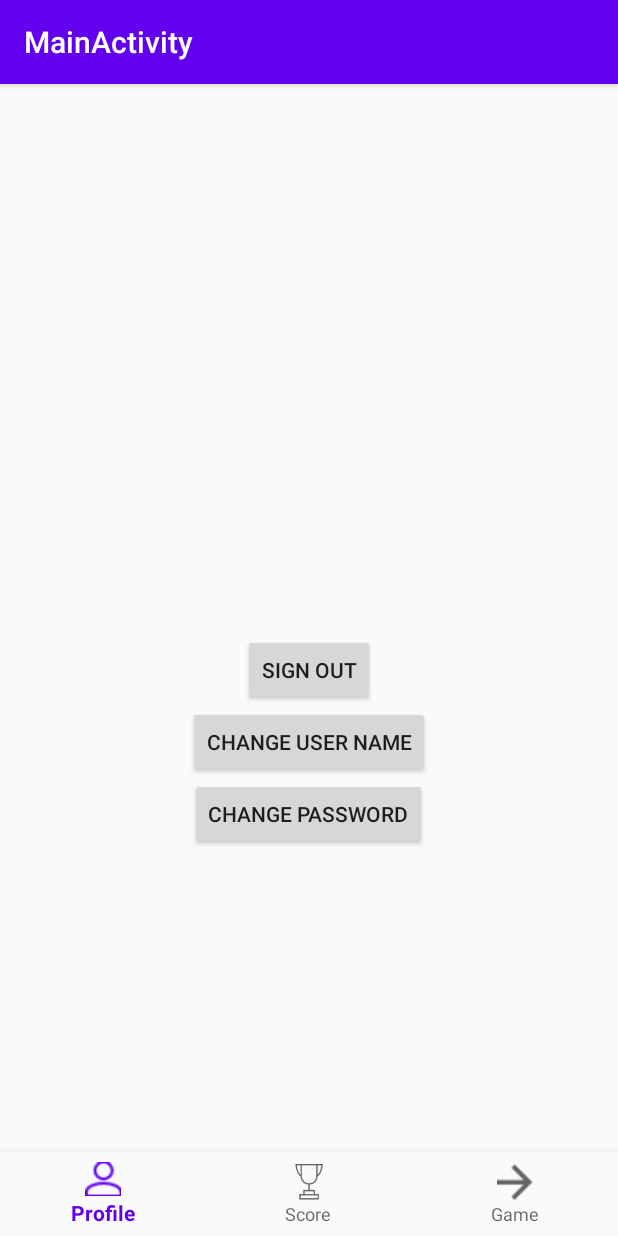
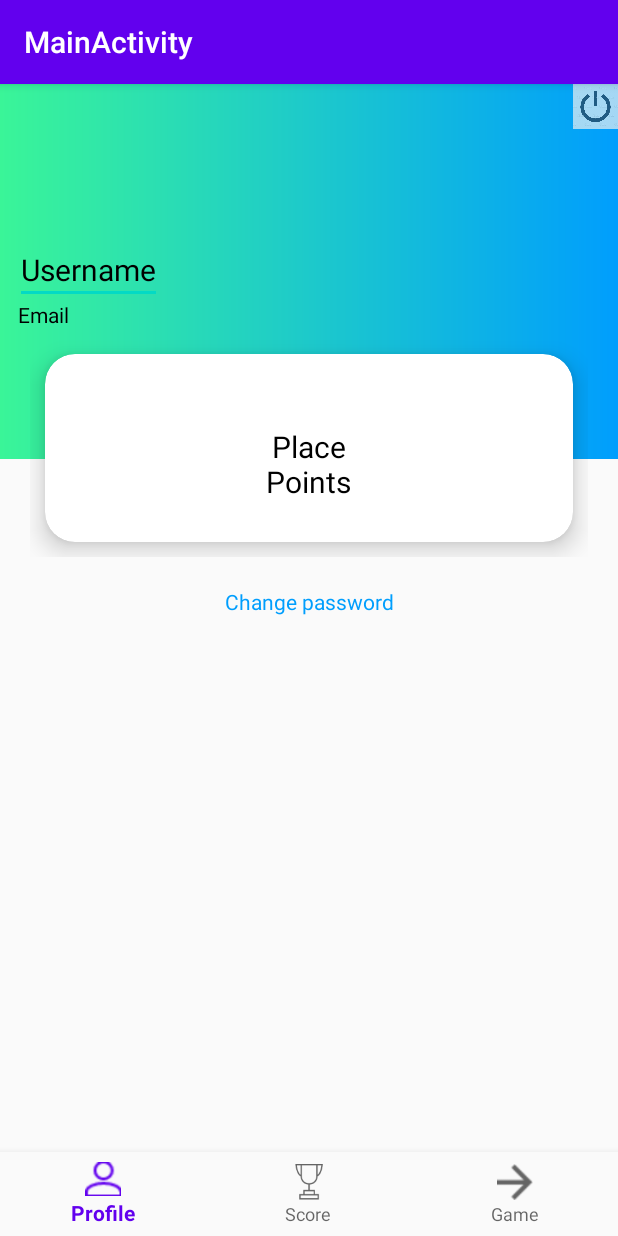
Before and after one commit to TitRadu/Trivia, an Android app: the screen it shows after launch once a user with an empty profile is signed in (GameActivity), on a phone screen of 412 x 824 dp. Run offline under Robolectric (Android 15) with nearby library versions, the phone set to English and light mode, and no system bars; our stand-ins replace Firebase (no records; nobody signed in at launch, a user with empty details on screens opened directly).

Commit message:
Design User profile and some refactors

```diff
--- a/app/src/main/java/com/example/triviaapp/game/ui/home/HomeFragment.java
+++ b/app/src/main/java/com/example/triviaapp/game/ui/home/HomeFragment.java
@@ -2,11 +2,13 @@ package com.example.triviaapp.game.ui.home;
 
 import android.os.Bundle;
 import android.util.Log;
+import android.view.KeyEvent;
 import android.view.LayoutInflater;
 import android.view.View;
 import android.view.ViewGroup;
 import android.widget.Button;
 import android.widget.EditText;
+import android.widget.ImageView;
 import android.widget.LinearLayout;
 import android.widget.TextView;
 import android.widget.Toast;
@@ -36,13 +38,15 @@ import java.util.HashMap;
 public class HomeFragment extends Fragment {
     FirebaseAuth firebaseAuth;
     FirebaseUser firebaseUser;
-    Button signOutButton, changeUserNameShowButton,  changeUserNameButton, cancelChangeUserNameButton, changePasswordShowButton, changePasswordButton, cancelChangePasswordButton;
+    ImageView signOutButton;
 
-    TextView emailView, userNameView, pointsView, placeView;
+    TextView emailView, pointsView, placeView,changePassword;
 
-    EditText changeUserNameView, oldPasswordView, newPasswordView;
+    EditText userNameView, oldPasswordView, newPasswordView;
 
-    LinearLayout userNameLayout, passwordLayout;
+    Button btn_save_user_profile;
+    private boolean isUsernameModifyed, isPasswodModified;
+
 
     public View onCreateView(@NonNull LayoutInflater inflater,
                              ViewGroup container, Bundle savedInstanceState) {
@@ -55,7 +59,17 @@ public class HomeFragment extends Fragment {
         return root;
 
     }
-
+    public void setVisibilitySaveBtn(boolean isVisible){
+        if(isVisible){
+            btn_save_user_profile.setVisibility(View.VISIBLE);
+        }else{
+            btn_save_user_profile.setVisibility(View.GONE);
+        }
+    }
+    public void setVisibilityTvPasswod(){
+        oldPasswordView.setVisibility(View.VISIBLE);
+        newPasswordView.setVisibility(View.VISIBLE);
+    }
     private void initializeViews(View root) {
         firebaseAuth = FirebaseAuth.getInstance();
         firebaseUser = firebaseAuth.getCurrentUser();
@@ -64,36 +78,43 @@ public class HomeFragment extends Fragment {
         placeView = root.findViewById(R.id.placeView);
         signOutButton = root.findViewById(R.id.signOutBtn);
         userNameView = root.findViewById(R.id.userNameView);
-        userNameLayout = root.findViewById(R.id.userNameLayout);
-        changeUserNameView = root.findViewById(R.id.changeUserNameView);
-        changeUserNameButton = root.findViewById(R.id.changeUserNameBtn);
-        changeUserNameShowButton = root.findViewById(R.id.changeUserNameShowBtn);
-        cancelChangeUserNameButton = root.findViewById(R.id.cancelChangeUserNameBtn);
-        passwordLayout = root.findViewById(R.id.passwordLayout);
         oldPasswordView = root.findViewById(R.id.oldPasswordView);
         newPasswordView = root.findViewById(R.id.newPasswordView);
-        changePasswordButton = root.findViewById(R.id.changePasswordBtn);
-        changePasswordShowButton = root.findViewById(R.id.changePasswordShowBtn);
-        cancelChangePasswordButton = root.findViewById(R.id.cancelChangePasswordBtn);
+        btn_save_user_profile=root.findViewById(R.id.btn_save_user_profile);
+        changePassword=root.findViewById(R.id.tv_change_password);
 
     }
 
     private void setOnClickListeners() {
         signOutButton.setOnClickListener((v) -> signOut());
-        changeUserNameButton.setOnClickListener((v) -> updateUserName(changeUserNameView.getText().toString()));
-        changeUserNameShowButton.setOnClickListener((v) -> userNameLayout.setVisibility(View.VISIBLE));
-        cancelChangeUserNameButton.setOnClickListener((v) -> clearUserNameInput());
-        changePasswordButton.setOnClickListener((v) -> updatePassword(oldPasswordView.getText().toString(), newPasswordView.getText().toString()));
-        changePasswordShowButton.setOnClickListener((v) -> passwordLayout.setVisibility(View.VISIBLE));
-        cancelChangePasswordButton.setOnClickListener((v) -> clearPasswordInputs());
+        userNameView.setOnKeyListener((v, keyCode, event) -> {
+            setVisibilitySaveBtn(true);
+            isUsernameModifyed = true;
+            return false;
+        });
+        changePassword.setOnClickListener(v -> {
+            setVisibilityTvPasswod();
+            setVisibilitySaveBtn(true);
+            isPasswodModified = true;
+        });
+        btn_save_user_profile.setOnClickListener(v -> {
+            saveData();
+        });
+    }
 
+    private void saveData() {
+        if(isPasswodModified){
+            updatePassword(oldPasswordView.getText().toString(), newPasswordView.getText().toString());
+        }
+        if(isUsernameModifyed){
+            updateUserName(userNameView.getText().toString());
+        }
     }
 
     private void signOut() {
         LoggedUserConstants.loggedUserPasswordUpdateVerify = false;
         firebaseAuth.signOut();
         getActivity().finishAndRemoveTask();
-
     }
 
     private void searchLoggedUser(String email) {
@@ -117,11 +138,7 @@ public class HomeFragment extends Fragment {
                         if(!LoggedUserConstants.loggedUserPasswordUpdateVerify)
                         if(!LoggedUserConstants.loggedUserPassword.equals("empty")) {
                             LoggedUserConstants.loggedUserPasswordUpdateVerify = true;
-                            HashMap<String, Object> map = new HashMap<>();
-                            map.put("email", LoggedUserConstants.loggedUserEmail);
-                            map.put("userName", LoggedUserConstants.loggedUserName);
-                            map.put("password", LoggedUserConstants.loggedUserPassword);
-                            map.put("points", LoggedUserConstants.loggedUserPoints);
+                            HashMap<String, Object> map = populateMap();
                             user.setPassword(LoggedUserConstants.loggedUserPassword);
 
                             FirebaseHelper.userDatabaseReference.child(LoggedUserConstants.loggedUserKey).setValue(map);
@@ -131,7 +148,7 @@ public class HomeFragment extends Fragment {
                         LoggedUserConstants.loggedUserPassword = user.getPassword();
 
                         emailView.setText("Signed as " + LoggedUserConstants.loggedUserEmail);
-                        userNameView.setText("User name:" + LoggedUserConstants.loggedUserName);
+                        userNameView.setText(LoggedUserConstants.loggedUserName);
                         pointsView.setText("Points:" + LoggedUserConstants.loggedUserPoints);
 
 
@@ -162,14 +179,17 @@ public class HomeFragment extends Fragment {
 
     }
 
-    private void clearUserNameInput(){
-        userNameLayout.setVisibility(View.GONE);
-        changeUserNameView.getText().clear();
-
+    private HashMap<String, Object> populateMap() {
+        HashMap<String, Object> map = new HashMap<>();
+        map.put("email", LoggedUserConstants.loggedUserEmail);
+        map.put("userName", LoggedUserConstants.loggedUserName);
+        map.put("password", LoggedUserConstants.loggedUserPassword);
+        map.put("points", LoggedUserConstants.loggedUserPoints);
+        return map;
     }
 
+
     private void clearPasswordInputs(){
-        passwordLayout.setVisibility(View.GONE);
         oldPasswordView.getText().clear();
         newPasswordView.getText().clear();
 
@@ -181,17 +201,11 @@ public class HomeFragment extends Fragment {
             return;
 
         }
+        LoggedUserConstants.loggedUserName = newUserName;
+        HashMap<String, Object> map = populateMap();
+        FirebaseHelper.userDatabaseReference.child(LoggedUserConstants.loggedUserKey).setValue(map);
 
-        HashMap<String, Object> map = new HashMap<>();
-        map.put("email", LoggedUserConstants.loggedUserEmail);
-        map.put("userName", newUserName);
-        map.put("password", LoggedUserConstants.loggedUserPassword);
-        map.put("points", LoggedUserConstants.loggedUserPoints);
-        FirebaseHelper.userDatabaseReference.child(LoggedUserConstants.loggedUserKey).setValue(map);
-        LoggedUserConstants.loggedUserName = newUserName;
         userNameView.setText("User name:" + LoggedUserConstants.loggedUserName);
-
-        clearUserNameInput();
 
     }
 
@@ -218,34 +232,21 @@ public class HomeFragment extends Fragment {
                         @Override
                         public void onComplete(@NonNull Task<Void> task) {
                             if(task.isSuccessful()){
-                                HashMap<String, Object> map = new HashMap<>();
-                                map.put("email", LoggedUserConstants.loggedUserEmail);
-                                map.put("userName", LoggedUserConstants.loggedUserName);
-                                map.put("password", newPassword);
-                                map.put("points", LoggedUserConstants.loggedUserPoints);
+                                LoggedUserConstants.loggedUserPassword = newPassword;
+                                HashMap<String, Object> map = populateMap();
                                 FirebaseHelper.userDatabaseReference.child(LoggedUserConstants.loggedUserKey).setValue(map);
-                                LoggedUserConstants.loggedUserPassword = newPassword;
                                 Toast.makeText(getContext(), "Password changed successfully!", Toast.LENGTH_SHORT).show();
                                 clearPasswordInputs();
-
                             }else{
                                 Toast.makeText(getContext(), "Change failed!", Toast.LENGTH_SHORT).show();
-                                return;
-
                             }
-
                         }
                     });
-
                 }else{
                     Log.d("TAG","Re-authenticate error!");
 
                 }
-
-
             }
         });
-
     }
-
 }
--- /dev/null
+++ b/app/src/main/res/drawable-v24/custom_botton_design.xml
@@ -0,0 +1,7 @@
+<?xml version="1.0" encoding="utf-8"?>
+<shape android:shape="rectangle"
+    xmlns:android="http://schemas.android.com/apk/res/android">
+    <gradient android:startColor="#3AF598" android:endColor="#009EFD" android:type="linear"/>
+<!--    <gradient android:startColor="#1CC4B8" android:endColor="#016A9A" android:type="linear"/>-->
+<!--    <corners android:radius="20dp"/>-->
+</shape>
--- a/app/src/main/res/layout/activity_game.xml
+++ b/app/src/main/res/layout/activity_game.xml
@@ -3,8 +3,7 @@
     xmlns:app="http://schemas.android.com/apk/res-auto"
     android:id="@+id/container"
     android:layout_width="match_parent"
-    android:layout_height="match_parent"
-    android:paddingTop="?attr/actionBarSize">
+    android:layout_height="match_parent">
 
     <com.google.android.material.bottomnavigation.BottomNavigationView
         android:id="@+id/nav_view"
--- a/app/src/main/res/layout/fragment_home.xml
+++ b/app/src/main/res/layout/fragment_home.xml
@@ -4,139 +4,130 @@
     xmlns:tools="http://schemas.android.com/tools"
     android:layout_width="match_parent"
     android:layout_height="match_parent"
-    android:gravity="center"
     android:orientation="vertical"
     tools:context=".game.ui.home.HomeFragment">
+    <RelativeLayout
+        android:layout_width="match_parent"
+        android:layout_height="250dp"
+        android:background="@drawable/custom_botton_design">
+
+        <ImageView
+            android:id="@+id/signOutBtn"
+            android:layout_width="30dp"
+            android:layout_height="30dp"
+            android:layout_alignParentRight="true"
+            android:alpha="0.7"
+            android:src="@drawable/ic_log_out" />
+
+        <EditText
+            android:id="@+id/userNameView"
+            android:layout_width="wrap_content"
+            android:layout_height="wrap_content"
+            android:layout_centerVertical="true"
+            android:layout_marginLeft="10dp"
+            android:includeFontPadding="false"
+            android:text="Username"
+            android:textColor="#000000"
+            android:textSize="20sp" />
 
         <TextView
             android:id="@+id/emailView"
+            android:layout_width="wrap_content"
+            android:layout_height="wrap_content"
+            android:layout_below="@id/userNameView"
+            android:layout_marginLeft="12dp"
+            android:includeFontPadding="false"
+            android:text="Email"
+            android:textColor="#000000"
+            android:textSize="14sp" />
+    </RelativeLayout>
+
+    <LinearLayout
         android:layout_width="match_parent"
         android:layout_height="wrap_content"
-        android:textAlignment="center"
-        android:textSize="20sp" />
+        android:layout_marginTop="-100dp"
+        android:orientation="horizontal"
+        android:padding="20dp">
+
+        <com.google.android.material.card.MaterialCardView
+            android:layout_width="0dp"
+            android:layout_height="125dp"
+            android:layout_margin="10dp"
+            android:layout_weight="1"
+            app:cardBackgroundColor="#FFFFFF"
+            app:cardCornerRadius="20dp"
+            app:cardElevation="10dp">
+
+            <RelativeLayout
+                android:layout_width="match_parent"
+                android:layout_height="match_parent"
+                android:padding="5dp">
 
                 <TextView
-        android:id="@+id/userNameView"
-        android:layout_width="match_parent"
+                    android:id="@+id/placeView"
+                    android:layout_width="wrap_content"
                     android:layout_height="wrap_content"
-        android:textAlignment="center"
+                    android:layout_centerInParent="true"
+                    android:includeFontPadding="false"
+                    android:text="Place"
+                    android:textColor="#000000"
                     android:textSize="20sp" />
 
                 <TextView
                     android:id="@+id/pointsView"
+                    android:layout_width="wrap_content"
+                    android:layout_height="wrap_content"
+                    android:layout_below="@id/placeView"
+                    android:layout_centerHorizontal="true"
+                    android:includeFontPadding="false"
+                    android:text="Points"
+                    android:textColor="#000000"
+                    android:textSize="20sp" />
+
+            </RelativeLayout>
+
+        </com.google.android.material.card.MaterialCardView>
+    </LinearLayout>
+
+    <TextView
+        android:id="@+id/tv_change_password"
         android:layout_width="match_parent"
         android:layout_height="wrap_content"
-        android:textAlignment="center"
-        android:textSize="20sp" />
-    <TextView
-        android:id="@+id/placeView"
-        android:layout_width="match_parent"
-        android:layout_height="wrap_content"
-        android:textAlignment="center"
-        android:textSize="20sp" />
-    <Button
-        android:id="@+id/signOutBtn"
-        android:layout_width="wrap_content"
-        android:layout_height="wrap_content"
-        android:text="Sign Out" />
-
-    <Button
-        android:id="@+id/changeUserNameShowBtn"
-        android:layout_width="wrap_content"
-        android:layout_height="wrap_content"
-        android:text="Change User Name" />
-
-
-    <LinearLayout
-        android:id="@+id/userNameLayout"
-        android:layout_width="wrap_content"
-        android:layout_height="wrap_content"
-        android:orientation="vertical"
-        android:visibility="gone">
-
-        <EditText
-            android:id="@+id/changeUserNameView"
-            android:layout_width="match_parent"
-            android:layout_height="wrap_content"
-            android:textAlignment="center"
-            android:textSize="20sp"
-            android:hint="username"/>
-
-        <LinearLayout android:layout_height="wrap_content"
-            android:layout_width="wrap_content"
-            android:orientation="horizontal">
-
-            <Button
-                android:id="@+id/changeUserNameBtn"
-                android:layout_width="wrap_content"
-                android:layout_height="wrap_content"
-                android:text="Change" />
-
-
-            <Button
-                android:id="@+id/cancelChangeUserNameBtn"
-                android:layout_width="wrap_content"
-                android:layout_height="wrap_content"
-                android:text="Cancel" />
-
-
-
-        </LinearLayout>
-
-    </LinearLayout>
-
-    <Button
-        android:id="@+id/changePasswordShowBtn"
-        android:layout_width="wrap_content"
-        android:layout_height="wrap_content"
-        android:text="Change Password" />
-
-
-    <LinearLayout
-        android:id="@+id/passwordLayout"
-        android:layout_width="wrap_content"
-        android:layout_height="wrap_content"
-        android:orientation="vertical"
-        android:visibility="gone">
+        android:gravity="center"
+        android:textColor="#009EFD"
+        android:text="Change password" />
 
     <EditText
         android:id="@+id/oldPasswordView"
         android:layout_width="match_parent"
         android:layout_height="wrap_content"
+        android:hint="old password"
         android:textAlignment="center"
         android:textSize="20sp"
-            android:hint="old password"/>
-
+        android:visibility="gone" />
 
     <EditText
         android:id="@+id/newPasswordView"
         android:layout_width="match_parent"
         android:layout_height="wrap_content"
+        android:hint="new password"
         android:textAlignment="center"
         android:textSize="20sp"
-            android:hint="new password"/>
+        android:visibility="gone" />
 
-        <LinearLayout android:layout_height="wrap_content"
-            android:layout_width="wrap_content"
-            android:orientation="horizontal">
+    <RelativeLayout
+        android:layout_width="match_parent"
+        android:layout_height="match_parent"
+        android:layout_margin="10dp">
 
         <Button
-                android:id="@+id/changePasswordBtn"
-                android:layout_width="wrap_content"
+            android:id="@+id/btn_save_user_profile"
+            android:layout_width="match_parent"
             android:layout_height="wrap_content"
-                android:text="Change" />
-
-
-            <Button
-                android:id="@+id/cancelChangePasswordBtn"
-                android:layout_width="wrap_content"
-                android:layout_height="wrap_content"
-                android:text="Cancel" />
-
-
-
+            android:layout_alignParentBottom="true"
+            android:layout_gravity="end"
+            android:background="@drawable/custom_botton_design"
+            android:visibility="gone"
+            android:text="SAVE" />
+    </RelativeLayout>
 </LinearLayout>
-
-
-    </LinearLayout>
-</LinearLayout>
--- a/app/src/main/res/values/styles.xml
+++ b/app/src/main/res/values/styles.xml
@@ -1,6 +1,6 @@
 <resources>
     <!-- Base application theme. -->
-    <style name="AppTheme" parent="Theme.AppCompat.Light.DarkActionBar">
+    <style name="AppTheme" parent="Theme.MaterialComponents.Light.DarkActionBar.Bridge">
         <!-- Customize your theme here. -->
         <item name="colorPrimary">@color/colorPrimary</item>
         <item name="colorPrimaryDark">@color/colorPrimaryDark</item>
```
Also changed, not shown: app/src/main/res/drawable-v24/ic_log_out.png (added). Lines whose indentation alone changed are shown as unchanged.
